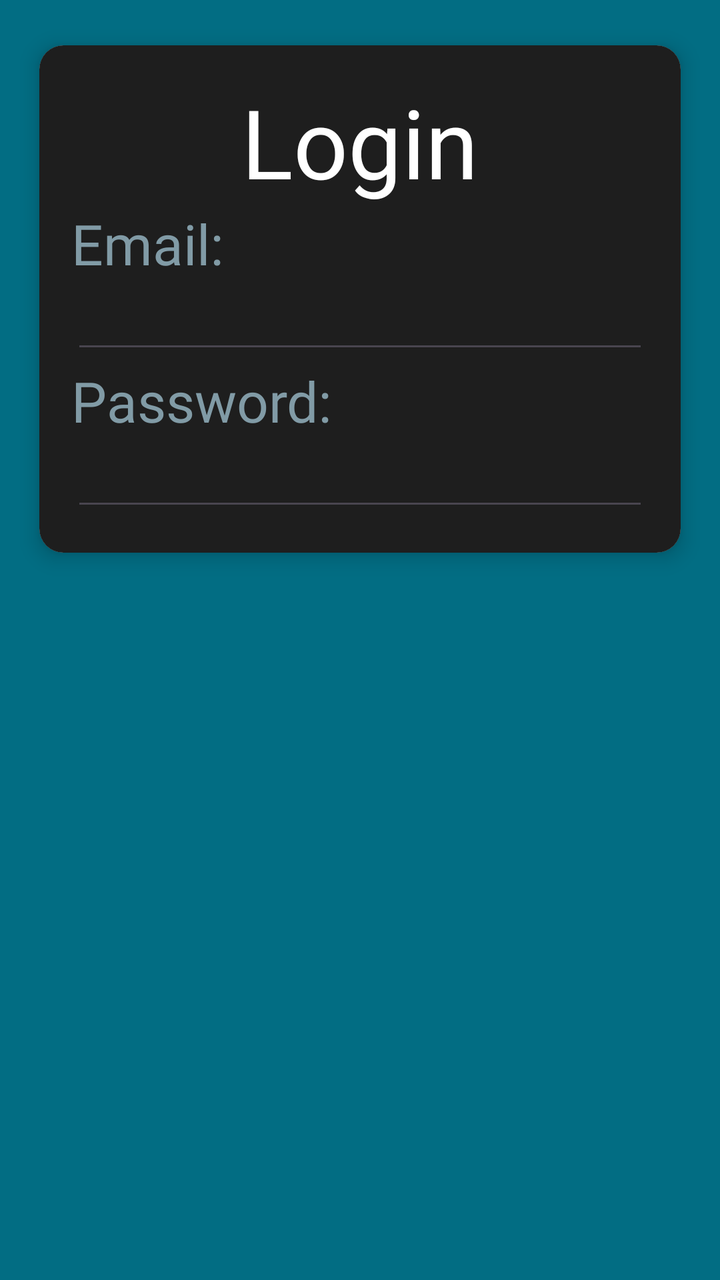
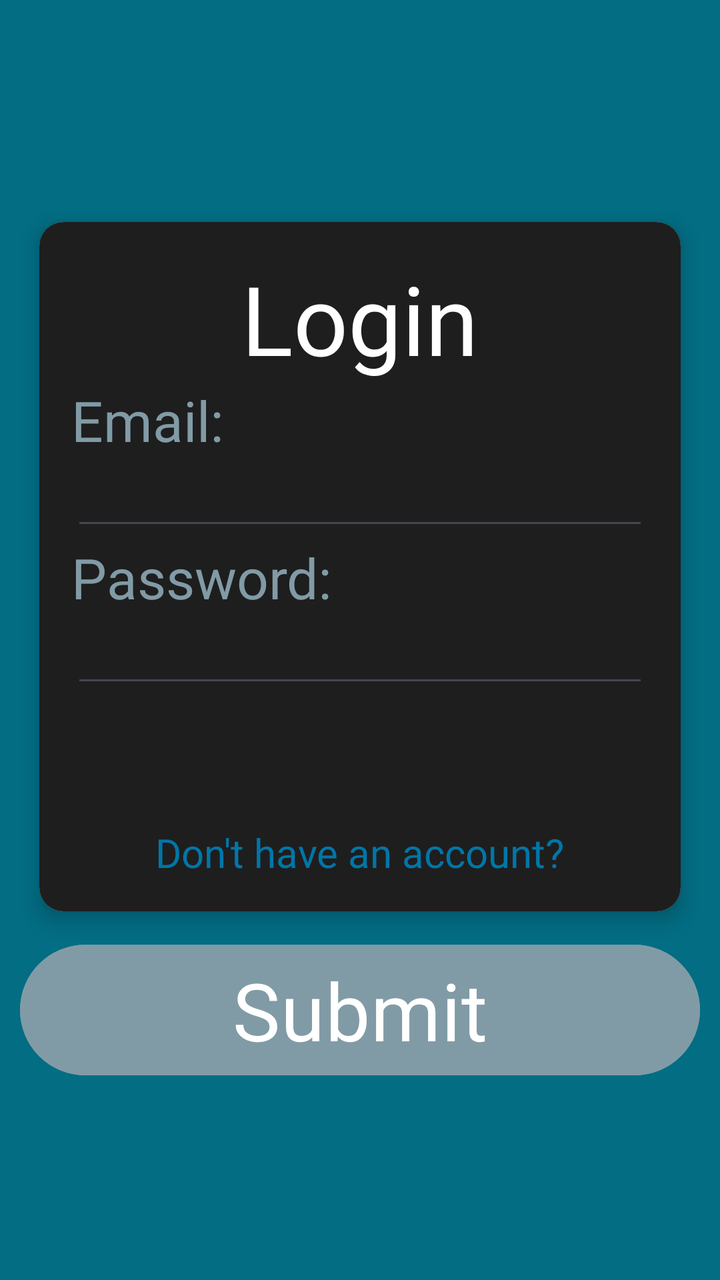

An Android layout rendered at two revisions. The XML below is the earlier revision; the diff shows what the commit changed to produce the second picture.
<!-- AndroidManifest.xml: application theme Theme.AttendLY -->
<!-- res/layout/login_activity.xml -->
<?xml version="1.0" encoding="utf-8"?>
<LinearLayout xmlns:android="http://schemas.android.com/apk/res/android"
    xmlns:app="http://schemas.android.com/apk/res-auto"
    android:layout_width="match_parent"
    android:layout_height="match_parent"
    android:background="#026D83"
    android:orientation="vertical"
    android:padding="10dp">

    <androidx.cardview.widget.CardView
        android:layout_width="match_parent"
        android:layout_height="wrap_content"
        app:cardCornerRadius="12dp"
        app:cardElevation="6dp"
        app:cardUseCompatPadding="true">

        <LinearLayout
            android:layout_width="match_parent"
            android:layout_height="match_parent"
            android:background="#1E1E1E"
            android:orientation="vertical"
            android:padding="16dp">

            <TextView
                android:layout_width="wrap_content"
                android:layout_height="match_parent"
                android:layout_gravity="center"
                android:fontFamily="@font/jersey10"
                android:text="Login"
                android:textSize="48dp"
                android:textColor="#FFFFFF">

            </TextView>

            <TextView
                android:layout_width="wrap_content"
                android:layout_height="match_parent"
                android:fontFamily="@font/jersey10"
                android:text="Email:"
                android:textSize="28dp"
                android:textColor="#819BA6">

            </TextView>

            <EditText
                android:layout_width="match_parent"
                android:layout_height="wrap_content"></EditText>

            <TextView
                android:layout_width="wrap_content"
                android:layout_height="match_parent"
                android:fontFamily="@font/jersey10"
                android:text="Password:"
                android:textSize="28dp"
                android:textColor="#819BA6">
            </TextView>

            <EditText
                android:layout_width="match_parent"
                android:layout_height="wrap_content"></EditText>

        </LinearLayout>

    </androidx.cardview.widget.CardView>

</LinearLayout>
<!-- resources referenced by this layout -->
<resources>
  <style name="Theme.AttendLY" parent="Base.Theme.AttendLY" />
  <style name="Base.Theme.AttendLY" parent="Theme.Material3.DayNight.NoActionBar">
          
          
      </style>
</resources>

<!-- the commit's change to res/layout/login_activity.xml (unified diff, before → after) -->
@@ -5,7 +5,8 @@
     android:layout_height="match_parent"
     android:background="#026D83"
     android:orientation="vertical"
-    android:padding="10dp">
+    android:padding="10dp"
+    android:gravity="center">
 
     <androidx.cardview.widget.CardView
         android:layout_width="match_parent"
@@ -44,7 +45,8 @@
 
             <EditText
                 android:layout_width="match_parent"
-                android:layout_height="wrap_content"></EditText>
+                android:layout_height="wrap_content"
+                android:textColor="#FFFFF"></EditText>
 
             <TextView
                 android:layout_width="wrap_content"
@@ -57,10 +59,29 @@
 
             <EditText
                 android:layout_width="match_parent"
-                android:layout_height="wrap_content"></EditText>
+                android:layout_height="wrap_content"
+                android:textColor="#FFFFF"></EditText>
 
+            <TextView
+                android:layout_width="wrap_content"
+                android:layout_height="wrap_content"
+                android:text="Don't have an account?"
+                android:fontFamily="@font/jersey10"
+                android:layout_gravity="center"
+                android:textSize="20sp"
+                android:layout_marginTop="64dp"
+                android:textColor="#0076A8"
+                android:focusable="true"
+                android:clickable="true"
+                />
         </LinearLayout>
-
     </androidx.cardview.widget.CardView>
 
+    <Button
+        android:layout_width="match_parent"
+        android:layout_height="wrap_content"
+        android:fontFamily="@font/jersey10"
+        android:text="Submit"
+        android:textSize="40sp"
+        android:backgroundTint="#819BA6"/>
 </LinearLayout>
